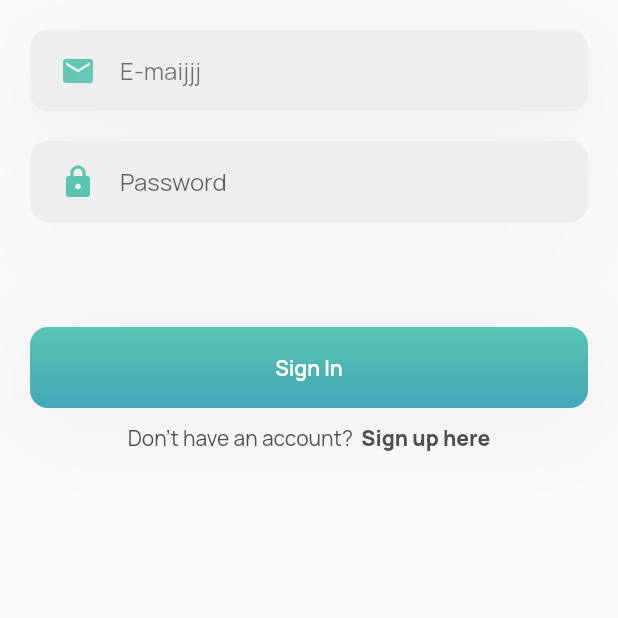
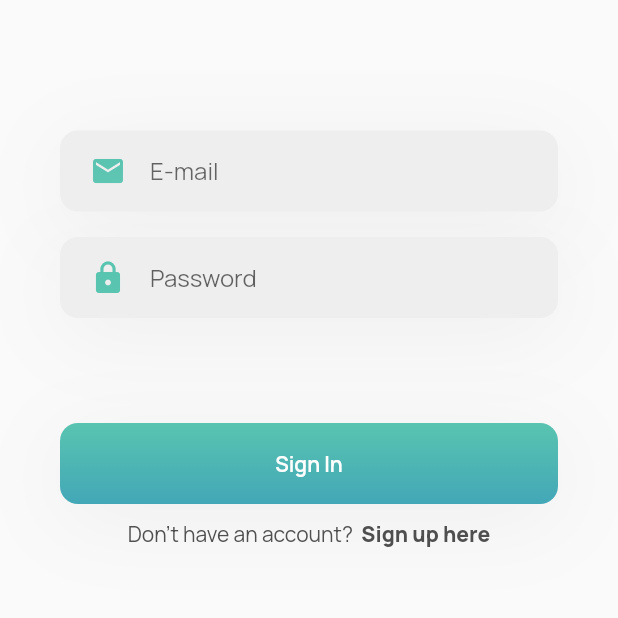
Before and after one commit to split-rex/split-rex-frontend, a Flutter app: the SignInScreen screen opened directly, on a phone screen of 412 x 824 dp, the top half of it. Run offline on Flutter 3.47's test engine with Material 2 defaults, Android fonts, the phone set to English and light mode, and no system bars; our stand-ins replace flutter_riverpod, flutter_svg, google_fonts.

```diff
--- a/split_rex/lib/main.dart
+++ b/split_rex/lib/main.dart
@@ -1,8 +1,6 @@
 import 'package:flutter/material.dart';
 import 'package:google_fonts/google_fonts.dart';
 import 'package:split_rex/src/features/authentication/screens/signup.dart';
-import 'package:split_rex/src/features/authentication/screens/signin.dart';
-import './src/features/home/screens/home.dart';
 
 void main() {
   runApp(const MyApp());
@@ -18,8 +16,8 @@ class MyApp extends StatelessWidget {
       theme: ThemeData(
         primarySwatch: Colors.blue,
         textTheme: GoogleFonts.manropeTextTheme().apply(
-          bodyColor: Color(0xFF4F4F4F),
-          displayColor: Color(0xFF4F4F4F),
+          bodyColor: const Color(0xFF4F4F4F),
+          displayColor: const Color(0xFF4F4F4F),
         ),
       ),
       home: const Scaffold(
--- a/split_rex/lib/src/features/authentication/models/test.dart
+++ /dev/null
@@ -1 +0,0 @@
-// bismillah
--- a/split_rex/lib/src/features/authentication/providers/test.dart
+++ /dev/null
@@ -1 +0,0 @@
-// bismillah
--- a/split_rex/lib/src/features/authentication/screens/signin.dart
+++ b/split_rex/lib/src/features/authentication/screens/signin.dart
@@ -1,4 +1,5 @@
 import 'package:flutter/material.dart';
+import 'package:split_rex/src/features/authentication/screens/signup.dart';
 import '../widgets/signin.dart';
 
 
@@ -16,11 +17,8 @@ class InitState extends State<SignInScreen> {
     return Scaffold(
         body: SingleChildScrollView(
             child: Column(
-
               children: [
-                fillEmail,
-                fillPassword,
-                signInBtn,
+                const SignInForm(),
                 Container(
                   margin: const EdgeInsets.only(top: 10, bottom: 10),
                   child: Row(
@@ -36,7 +34,9 @@ class InitState extends State<SignInScreen> {
                         ),
                         onTap: () {
                           // Write Tap Code Here.
-                          Navigator.pop(context);
+                          Navigator.of(context).push(MaterialPageRoute(
+                            builder: (context) => const SignUpScreen()
+                          ));
                         },
                       )
                     ],
--- a/split_rex/lib/src/features/authentication/services/test.dart
+++ /dev/null
@@ -1 +0,0 @@
-// bismillah
--- a/split_rex/lib/src/features/authentication/widgets/signin.dart
+++ b/split_rex/lib/src/features/authentication/widgets/signin.dart
@@ -1,11 +1,63 @@
+import 'dart:math';
+
 import 'package:flutter/material.dart';
 import 'package:flutter_svg/flutter_svg.dart';
+
+import '../services/auth.dart';
+import './signup.dart';
 
 const String assetName = 'assets/LogoSVG.svg';
 final Widget svg = SvgPicture.asset(
   assetName,
   semanticsLabel: 'Acme Logo'
 );
+
+class SignInForm extends StatefulWidget {
+  const SignInForm({super.key});
+
+  @override
+  State<SignInForm> createState() => _SignInFormState();
+}
+
+class _SignInFormState extends State<SignInForm> {
+  final emailController = TextEditingController();
+  final passController = TextEditingController();
+
+  @override
+  void dispose() {
+    emailController.dispose();
+    passController.dispose();
+    super.dispose();
+  }
+
+  @override
+  Widget build(BuildContext context) {
+    return  Container(
+      margin: const EdgeInsets.only(left: 20, right: 20, top: 70),
+      child:
+      Column(children: [
+        FormFill(
+          key: UniqueKey(),
+          controller: emailController,
+          icon: Icons.email,
+          placeholderText: "E-mail",
+        ),
+        FormFill(
+          key: UniqueKey(),
+          controller: passController,
+          icon: Icons.lock,
+          placeholderText: "Password",
+        ),
+        SignInBtn(
+          key: UniqueKey(),
+          emailController: emailController,
+          passController: passController
+        )
+      ]
+    )
+  );
+  }
+}
 
 Widget logoWidget = Container(
     // margin: const EdgeInsets.only(left: 20, right: 20, top: 70),
@@ -21,71 +73,27 @@ Widget logoWidget = Container(
 
   );
 
-  Widget fillEmail = Container(
-    alignment: Alignment.center,
-    margin: const EdgeInsets.only(left: 20, right: 20, top: 20),
-    padding: const EdgeInsets.only(left: 20, right: 20),
-    height: 54,
-    decoration: BoxDecoration(
-      borderRadius: BorderRadius.circular(12),
-      color: Colors.grey[200],
-      boxShadow: const [
-        BoxShadow(
-            offset: Offset(0, 10),
-            blurRadius: 50,
-            color: Color(0xffEEEEEE)
-        ),
-      ],
-    ),
-    child: const TextField(
-      cursorColor: Color(0xFF59C4B0),
-      decoration: InputDecoration(
-        icon: Icon(
-          Icons.email,
-          color: Color(0xFF59C4B0),
-        ),
-        hintText: "E-maijjj",
-        enabledBorder: InputBorder.none,
-        focusedBorder: InputBorder.none,
-      ),
-    ),
+
+class SignInBtn extends StatelessWidget {
+  final TextEditingController emailController;
+  final TextEditingController passController;
+
+  const SignInBtn({
+    required Key key,
+    required this.emailController,
+    required this.passController
+  }) : super(key: key);
+
+  @override
+  Widget build(BuildContext context) {
+    return GestureDetector(
+      onTap: () async {
+        // Write Click Listener Code Here.
+        print("testos");
+        await ApiServices().postLogin(
+          emailController.text,
+          passController.text
         );
-
-Widget fillPassword = Container(
-  alignment: Alignment.center,
-  margin: const EdgeInsets.only(left: 20, right: 20, top: 20),
-  padding: const EdgeInsets.only(left: 20, right: 20),
-  height: 54,
-  decoration: BoxDecoration(
-    borderRadius: BorderRadius.circular(12),
-    color: const Color(0xffEEEEEE),
-    boxShadow: const [
-      BoxShadow(
-          offset: Offset(0, 20),
-          blurRadius: 100,
-          color: Color(0xffEEEEEE)
-      ),
-    ],
-  ),
-  child: const TextField(
-    cursorColor: Color(0xFF59C4B0),
-    decoration: InputDecoration(
-      focusColor: Color(0xFF59C4B0),
-      icon: Icon(
-        Icons.lock,
-        color: Color(0xFF59C4B0),
-      ),
-      hintText: "Password",
-      enabledBorder: InputBorder.none,
-      focusedBorder: InputBorder.none,
-    ),
-  ),
-);
-
-
-Widget signInBtn = GestureDetector(
-  onTap: () {
-    // Write Click Listener Code Here.
       },
       child: Container(
         alignment: Alignment.center,
@@ -121,5 +129,5 @@ Widget signInBtn = GestureDetector(
         ),
       ),
     );
-
-// bismillah
+  }
+}
--- a/split_rex/lib/src/features/authentication/widgets/signup.dart
+++ b/split_rex/lib/src/features/authentication/widgets/signup.dart
@@ -1,11 +1,84 @@
 import 'package:flutter/material.dart';
 import 'package:flutter_svg/flutter_svg.dart';
+
+import '../services/auth.dart';
+import '../screens/signin.dart';
 
 const String assetName = 'assets/LogoSVG.svg';
 final Widget svg = SvgPicture.asset(
   assetName,
   semanticsLabel: 'Acme Logo'
 );
+
+class SignUpForm extends StatefulWidget {
+  const SignUpForm({super.key});
+
+  @override
+  State<SignUpForm> createState() => _SignUpFormState();
+}
+
+class _SignUpFormState extends State<SignUpForm> {
+  final nameController = TextEditingController();
+  final usernameController = TextEditingController();
+  final emailController = TextEditingController();
+  final passController = TextEditingController();
+  final confPassController = TextEditingController();
+
+  @override
+  void dispose() {
+    nameController.dispose();
+    usernameController.dispose();
+    emailController.dispose();
+    passController.dispose();
+    confPassController.dispose();
+    super.dispose();
+  }
+
+  @override
+  Widget build(BuildContext context) {
+    return Container(
+      margin: const EdgeInsets.only(left: 20, right: 20, top: 70),
+      child:
+      Column(children: [
+        FormFill(key: UniqueKey(),controller: nameController,
+          icon: Icons.person,
+          placeholderText: "Full Name",
+        ),
+        FormFill(
+          key: UniqueKey(),
+          controller: usernameController,
+          icon: Icons.verified_user,
+          placeholderText: "Username",
+        ),
+        FormFill(
+          key: UniqueKey(),
+          controller: emailController,
+          icon: Icons.email,
+          placeholderText: "E-mail",
+        ),
+        FormFill(
+          key: UniqueKey(),
+          controller: passController,
+          icon: Icons.lock,
+          placeholderText: "Password",
+        ),
+        FormFill(
+          key: UniqueKey(),
+          controller: confPassController,
+          icon: Icons.lock,
+          placeholderText: "Confirm Password",
+        ),
+        SignUpBtn(
+          key: UniqueKey(),
+          nameController: nameController,
+          usernameController: usernameController,
+          emailController: emailController,
+          passController: passController
+        )
+      ]
+    )
+  );}
+}
 
 Widget logoWidget = Container(
     // margin: const EdgeInsets.only(left: 20, right: 20, top: 70),
@@ -17,13 +90,25 @@ Widget logoWidget = Container(
     //       padding: const EdgeInsets.all(30.0),
     //       child: const CircularProgressIndicator()),
     //   )
-
-
 );
 
-Widget fillName = Container(
+class FormFill extends StatelessWidget {
+  final TextEditingController controller;
+  final String placeholderText;
+  final IconData icon;
+
+  const FormFill({
+    required Key key,
+    required this.controller,
+    required this.placeholderText,
+    required this.icon
+  }) : super(key: key);
+
+  @override
+  Widget build(BuildContext context) {
+    return Container(
       alignment: Alignment.center,
-    margin: const EdgeInsets.only(left: 20, right: 20, top: 70),
+      margin: const EdgeInsets.only(left: 20, right: 20, top: 17),
       padding: const EdgeInsets.only(left: 20, right: 20),
       height: 54,
       decoration: BoxDecoration(
@@ -37,119 +122,55 @@ Widget fillName = Container(
           ),
         ],
       ),
-    child: const TextField(
-      cursorColor: Color(0xFF59C4B0),
+      child: TextField(
+        controller: controller,
+        cursorColor: const Color(0xFF59C4B0),
         decoration: InputDecoration(
           icon: Icon(
-          Icons.person,
-          color: Color(0xFF59C4B0),
+            icon,
+            color: const Color(0xFF59C4B0),
           ),
-        hintText: "Full Name",
+          hintText: placeholderText,
           enabledBorder: InputBorder.none,
           focusedBorder: InputBorder.none,
         ),
       ),
     );
+  }
+}
 
-  Widget fillEmail = Container(
-    alignment: Alignment.center,
-    margin: const EdgeInsets.only(left: 20, right: 20, top: 20),
-    padding: const EdgeInsets.only(left: 20, right: 20),
-    height: 54,
-    decoration: BoxDecoration(
-      borderRadius: BorderRadius.circular(12),
-      color: Colors.grey[200],
-      boxShadow: const [
-        BoxShadow(
-            offset: Offset(0, 10),
-            blurRadius: 50,
-            color: Color(0xffEEEEEE)
-        ),
-      ],
-    ),
-    child: const TextField(
-      cursorColor: Color(0xFF59C4B0),
-      decoration: InputDecoration(
-        icon: Icon(
-          Icons.email,
-          color: Color(0xFF59C4B0),
-        ),
-        hintText: "E-maijjj",
-        enabledBorder: InputBorder.none,
-        focusedBorder: InputBorder.none,
-      ),
-    ),
-  );
+class SignUpBtn extends StatelessWidget {
+  final TextEditingController nameController;
+  final TextEditingController usernameController;
+  final TextEditingController emailController;
+  final TextEditingController passController;
 
-Widget fillPassword = Container(
-  alignment: Alignment.center,
-  margin: const EdgeInsets.only(left: 20, right: 20, top: 20),
-  padding: const EdgeInsets.only(left: 20, right: 20),
-  height: 54,
-  decoration: BoxDecoration(
-    borderRadius: BorderRadius.circular(12),
-    color: const Color(0xffEEEEEE),
-    boxShadow: const [
-      BoxShadow(
-          offset: Offset(0, 20),
-          blurRadius: 100,
-          color: Color(0xffEEEEEE)
-      ),
-    ],
-  ),
-  child: const TextField(
-    cursorColor: Color(0xFF59C4B0),
-    decoration: InputDecoration(
-      focusColor: Color(0xFF59C4B0),
-      icon: Icon(
-        Icons.lock,
-        color: Color(0xFF59C4B0),
-      ),
-      hintText: "Password",
-      enabledBorder: InputBorder.none,
-      focusedBorder: InputBorder.none,
-    ),
-  ),
-);
+  const SignUpBtn({
+    required Key key,
+    required this.nameController,
+    required this.usernameController,
+    required this.emailController,
+    required this.passController
+  }) : super(key: key);
 
-Widget fillConfirmationPassword = Container(
-    alignment: Alignment.center,
-    margin: const EdgeInsets.only(left: 20, right: 20, top: 20),
-    padding: const EdgeInsets.only(left: 20, right: 20),
-    height: 54,
-    decoration: BoxDecoration(
-      borderRadius: BorderRadius.circular(12),
-      color: const Color(0xffEEEEEE),
-      boxShadow: const [
-        BoxShadow(
-            offset: Offset(0, 20),
-            blurRadius: 100,
-            color: Color(0xffEEEEEE)
-        ),
-      ],
-    ),
-    child: const TextField(
-      cursorColor: Color(0xFF59C4B0),
-      decoration: InputDecoration(
-        focusColor: Color(0xFF59C4B0),
-        icon: Icon(
-          Icons.lock,
-          color: Color(0xFF59C4B0),
-        ),
-        hintText: "Confirm Password",
-        enabledBorder: InputBorder.none,
-        focusedBorder: InputBorder.none,
-      ),
-    ),
-  );
-
-Widget sigupBtn = GestureDetector(
+  @override
+  Widget build(BuildContext context) {
+    return GestureDetector(
       onTap: () {
         // Write Click Listener Code Here.
+        ApiServices().postRegister(
+          nameController.text,
+          usernameController.text,
+          emailController.text,
+          passController.text,
+        );
+        Navigator.of(context).push(MaterialPageRoute(
+          builder: (context) => const SignInScreen()
+        ));
       },
       child: Container(
         alignment: Alignment.center,
-    margin: const EdgeInsets.only(left: 20, right: 20, top: 70),
+        margin: const EdgeInsets.only(left: 20, right: 20, top: 40),
         padding: const EdgeInsets.only(left: 20, right: 20),
         height: 54,
         decoration: BoxDecoration(
@@ -181,3 +202,5 @@ Widget sigupBtn = GestureDetector(
         ),
       ),
     );
+  }
+}
--- a/split_rex/pubspec.yaml
+++ b/split_rex/pubspec.yaml
@@ -31,13 +31,13 @@ dependencies:
   flutter:
     sdk: flutter
 
-  provider: ^6.0.0
-
   # The following adds the Cupertino Icons font to your application.
   # Use with the CupertinoIcons class for iOS style icons.
   cupertino_icons: ^1.0.2
   google_fonts: ^4.0.3
   flutter_svg: ^2.0.1
+  http: ^0.13.4
+  flutter_riverpod: ^1.0.3
 
 dev_dependencies:
   flutter_test:
```
Also changed, not shown: split_rex/lib/src/features/authentication/models/auth.dart (added, +25 -0 lines), split_rex/lib/src/features/authentication/providers/auth.dart (added, +8 -0 lines), split_rex/lib/src/features/authentication/screens/signup.dart (+5 -8 lines), split_rex/lib/src/features/authentication/services/auth.dart (added, +52 -0 lines), split_rex/lib/src/features/home/screens/home.dart (+4 -3 lines), split_rex/lib/src/features/home/widgets/home.dart (+26 -13 lines). Lines whose indentation alone changed are shown as unchanged.
